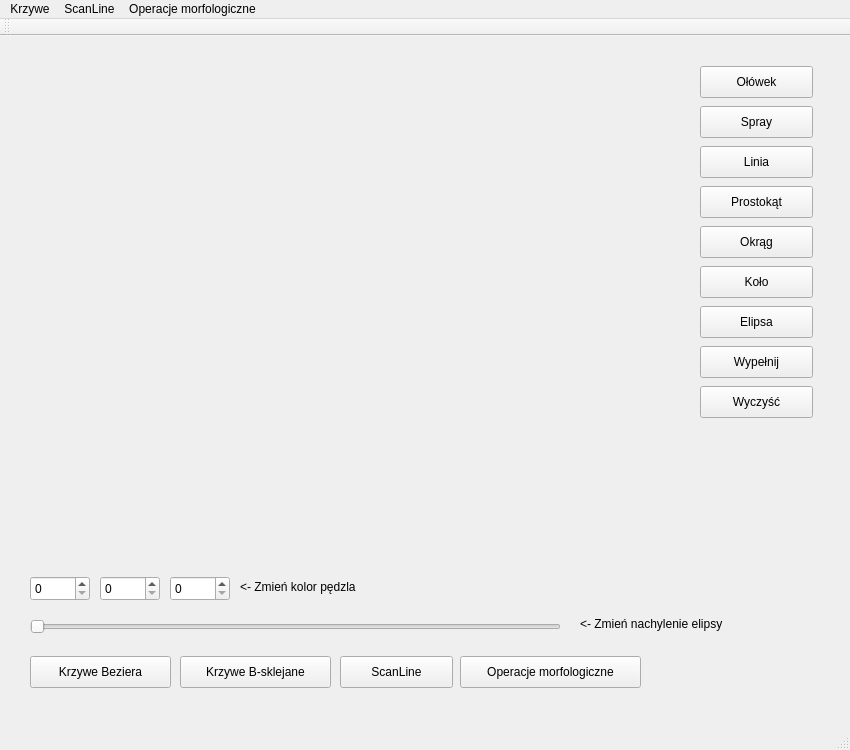
This is mainwindow.ui in jakubpradzynski/weston as Qt 5 draws it before an edit. The edited form follows.
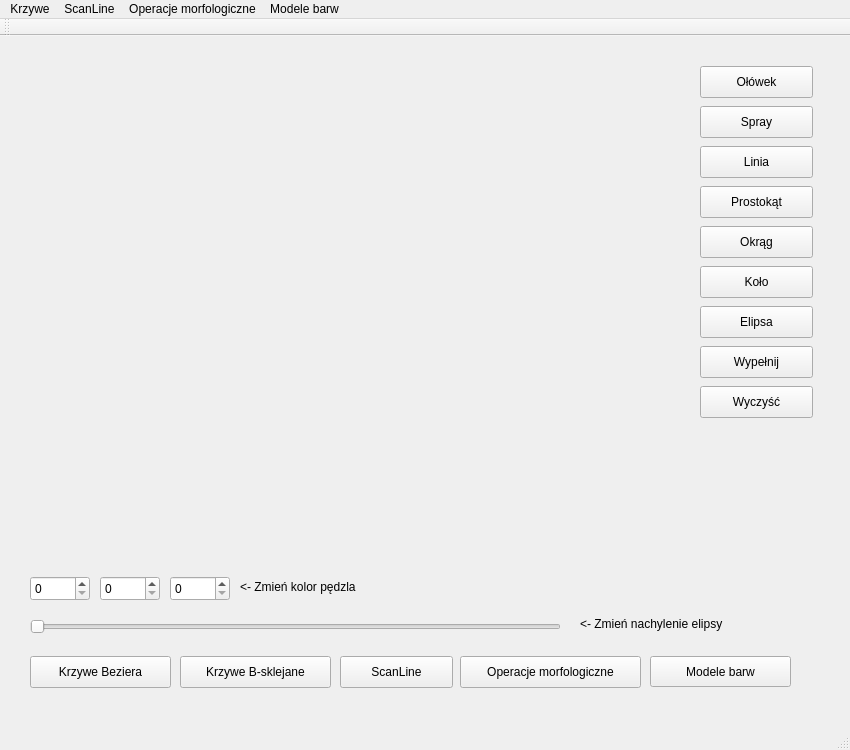
This is the edited form. Custom widgets are drawn as their Qt base class.

Commit message: Color models

```diff
--- a/mainwindow.ui
+++ b/mainwindow.ui
@@ -280,6 +280,19 @@
      <string>Operacje morfologiczne</string>
     </property>
    </widget>
+   <widget class="QPushButton" name="colorModelsButton">
+    <property name="geometry">
+     <rect>
+      <x>650</x>
+      <y>620</y>
+      <width>141</width>
+      <height>31</height>
+     </rect>
+    </property>
+    <property name="text">
+     <string>Modele barw</string>
+    </property>
+   </widget>
   </widget>
   <widget class="QMenuBar" name="menuBar">
    <property name="geometry">
@@ -287,7 +300,7 @@
      <x>0</x>
      <y>0</y>
      <width>850</width>
-     <height>22</height>
+     <height>21</height>
     </rect>
    </property>
    <widget class="QMenu" name="curveMenu">
@@ -309,9 +322,16 @@
     </property>
     <addaction name="morphologyOperationsAction"/>
    </widget>
+   <widget class="QMenu" name="menuModele_barw">
+    <property name="title">
+     <string>Modele barw</string>
+    </property>
+    <addaction name="colorModelsAction"/>
+   </widget>
    <addaction name="curveMenu"/>
    <addaction name="menuScaneLine"/>
    <addaction name="menuOperacje_morfologiczne"/>
+   <addaction name="menuModele_barw"/>
   </widget>
   <widget class="QToolBar" name="mainToolBar">
    <attribute name="toolBarArea">
```
Left out of the diff: 5 changed lines with no effect on the pictures. The commit also changes 20 other files.
